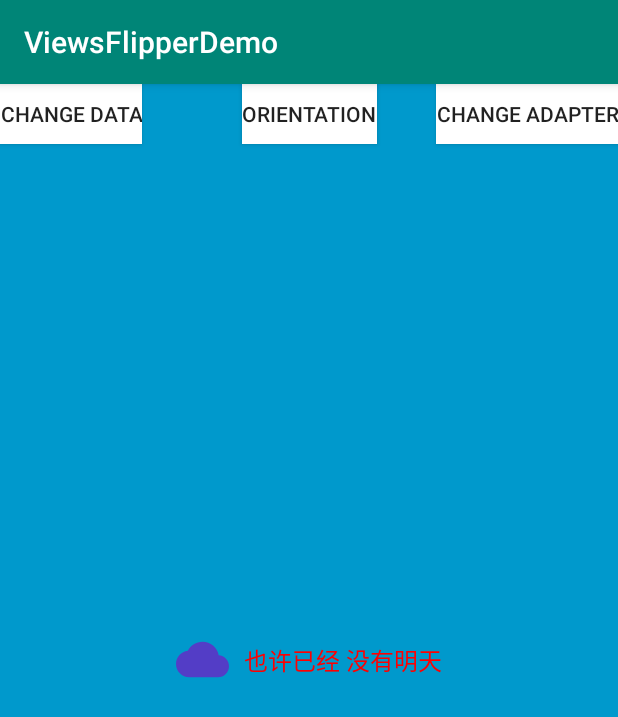
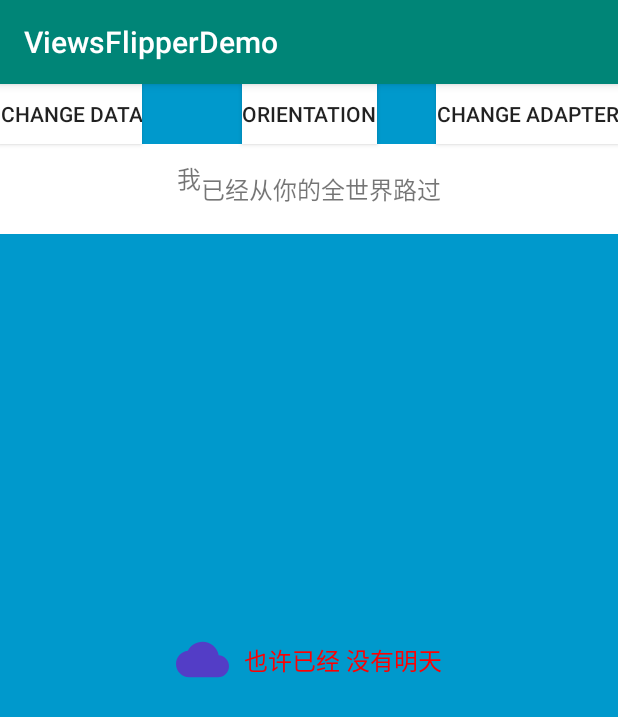
Before and after one commit to Mr1ee/ViewsFlipper, an Android app: the screen it shows after launch (MainActivity), on a phone screen of 412 x 824 dp. Shown: the top 717 px of the screen. Run offline under Robolectric (Android 15) with nearby library versions, the phone set to English and light mode, and no system bars.

Commit message:
spannable string test

```diff
--- a/app/src/main/java/fresh/lee/viewsflipper/demo/MainActivity.java
+++ b/app/src/main/java/fresh/lee/viewsflipper/demo/MainActivity.java
@@ -3,18 +3,39 @@ package fresh.lee.viewsflipper.demo;
 import androidx.annotation.NonNull;
 import androidx.annotation.Nullable;
 import androidx.appcompat.app.AppCompatActivity;
+import androidx.core.content.ContextCompat;
 import androidx.recyclerview.widget.RecyclerView;
 
 import android.graphics.Color;
+import android.graphics.Typeface;
+import android.graphics.drawable.Drawable;
 import android.os.Bundle;
+import android.text.SpannableString;
+import android.text.Spanned;
+import android.text.method.LinkMovementMethod;
+import android.text.style.AbsoluteSizeSpan;
+import android.text.style.BackgroundColorSpan;
+import android.text.style.ClickableSpan;
+import android.text.style.ForegroundColorSpan;
+import android.text.style.ImageSpan;
+import android.text.style.RelativeSizeSpan;
+import android.text.style.StrikethroughSpan;
+import android.text.style.StyleSpan;
+import android.text.style.SubscriptSpan;
+import android.text.style.SuggestionSpan;
+import android.text.style.SuperscriptSpan;
+import android.text.style.URLSpan;
+import android.text.style.UnderlineSpan;
 import android.util.Log;
 import android.util.Pair;
+import android.util.TypedValue;
 import android.view.LayoutInflater;
 import android.view.View;
 import android.view.ViewGroup;
 import android.widget.Button;
 import android.widget.ImageView;
 import android.widget.TextView;
+import android.widget.Toast;
 
 import java.util.ArrayList;
 import java.util.List;
@@ -72,6 +93,30 @@ public class MainActivity extends AppCompatActivity {
                 flipper.setOrientation(flipper.getOrientation() == RecyclerView.VERTICAL ? RecyclerView.HORIZONTAL : RecyclerView.VERTICAL);
             }
         });
+
+        TextView tvSpan = findViewById(R.id.tv_span_test);
+        SpannableString string = new SpannableString("我已经从你的全世界路过");
+//        string.setSpan(new ForegroundColorSpan(Color.RED), 0, 1, Spanned.SPAN_INCLUSIVE_EXCLUSIVE);
+//        string.setSpan(new BackgroundColorSpan(Color.CYAN), 0, 1, Spanned.SPAN_INCLUSIVE_EXCLUSIVE);
+//        string.setSpan(new RelativeSizeSpan(2.0f), 0, 1, Spanned.SPAN_INCLUSIVE_EXCLUSIVE);
+//        string.setSpan(new AbsoluteSizeSpan(getResources().getDimensionPixelOffset(R.dimen.text_32sp)), 0, 1, Spanned.SPAN_INCLUSIVE_EXCLUSIVE);
+//        string.setSpan(new UnderlineSpan(), 0, 1, Spanned.SPAN_INCLUSIVE_EXCLUSIVE);
+
+//        string.setSpan(new ClickableSpan() {
+//            @Override
+//            public void onClick(View widget) {
+//                Toast.makeText(MainActivity.this, "click ME！", Toast.LENGTH_LONG).show();
+//            }
+//        }, 0, 2, Spanned.SPAN_INCLUSIVE_EXCLUSIVE);
+//        string.setSpan(new URLSpan("https://me.csdn.net/blog/newcoderzZ"), 0, 1, Spanned.SPAN_INCLUSIVE_EXCLUSIVE);
+//        tvSpan.setMovementMethod(LinkMovementMethod.getInstance());
+//        string.setSpan(new ImageSpan(this, R.drawable.ic_favorite_black_24dp), 0, 1, Spanned.SPAN_INCLUSIVE_EXCLUSIVE);
+//        string.setSpan(new StyleSpan(Typeface.BOLD), 0, 1, Spanned.SPAN_INCLUSIVE_EXCLUSIVE);
+//        string.setSpan(new StyleSpan(Typeface.BOLD_ITALIC), 0, 1, Spanned.SPAN_INCLUSIVE_EXCLUSIVE);
+//        string.setSpan(new SubscriptSpan(), 0, 1, Spanned.SPAN_INCLUSIVE_EXCLUSIVE);
+        string.setSpan(new SuperscriptSpan(), 0, 1, Spanned.SPAN_INCLUSIVE_EXCLUSIVE);
+
+        tvSpan.setText(string);
 
     }
 
--- a/app/src/main/res/layout/activity_main.xml
+++ b/app/src/main/res/layout/activity_main.xml
@@ -44,6 +44,15 @@
 		app:layout_constraintTop_toTopOf="parent"
 		tools:ignore="HardcodedText,UnusedAttribute" />
 
+	<TextView
+		android:id="@+id/tv_span_test"
+		android:layout_width="match_parent"
+		android:layout_height="60dp"
+		android:background="@android:color/white"
+		android:gravity="center"
+		android:textSize="16sp"
+		app:layout_constraintTop_toBottomOf="@id/btn_change_adapter" />
+
 	<ImageView
 		android:layout_width="match_parent"
 		android:layout_height="400dp"
--- /dev/null
+++ b/app/src/main/res/values/dimens.xml
@@ -0,0 +1,5 @@
+<?xml version="1.0" encoding="utf-8"?>
+<resources>
+	<dimen name="text_32sp">32sp</dimen>
+	<dimen name="text_16sp">16sp</dimen>
+</resources>
```
